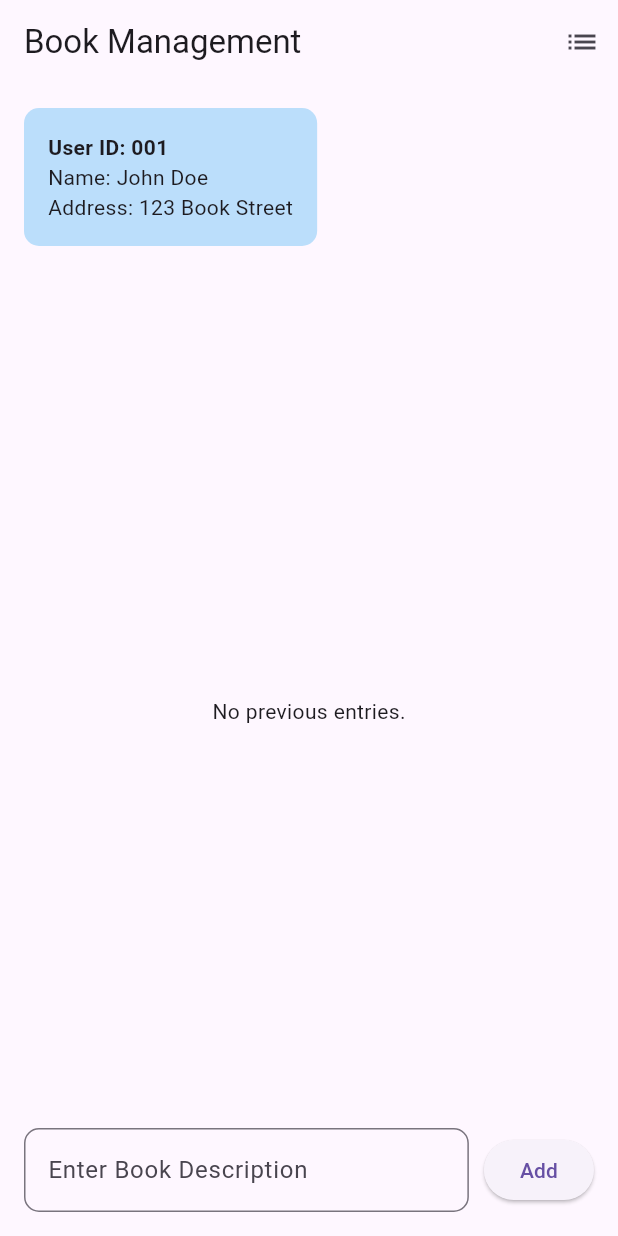
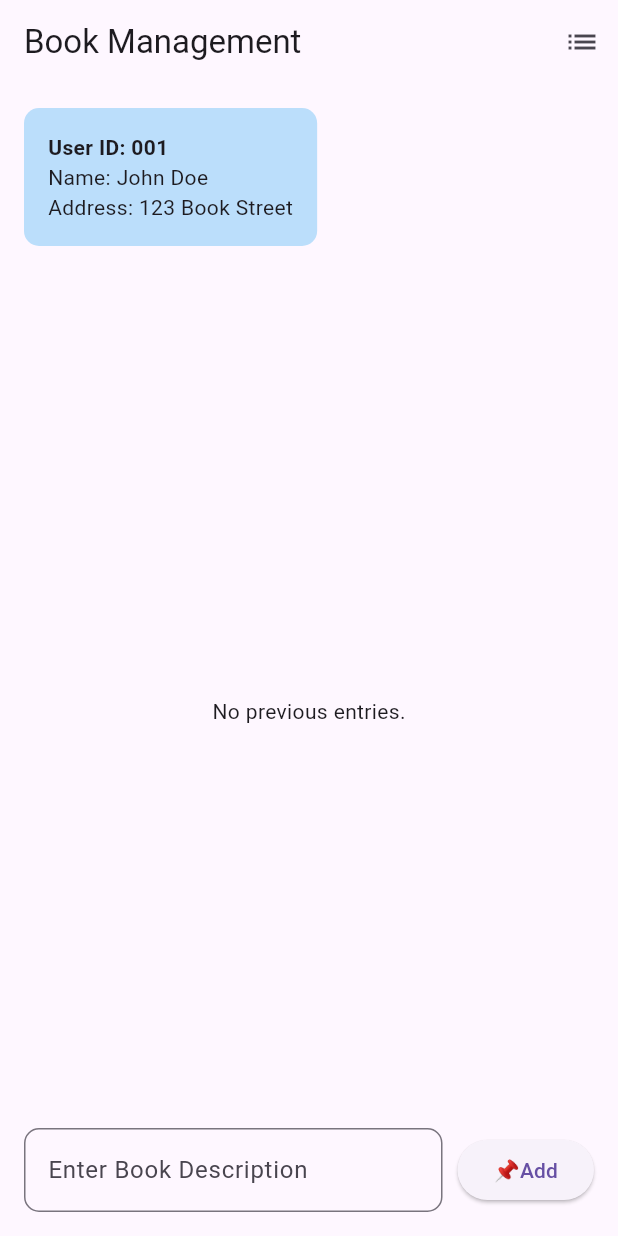
Before and after one commit to Nimdinu-Weerathunga/flutter-mini-book-managment-app, a Flutter app: the screen it shows after launch, on a phone screen of 412 x 824 dp. Run offline on Flutter 3.47's test engine with Material 3 defaults, Android fonts, the phone set to English and light mode, and no system bars.

Commit message:
All are correct

```diff
--- a/lib/home_page.dart
+++ b/lib/home_page.dart
@@ -116,7 +116,7 @@ class _HomePageState extends State<HomePage> {
                 const SizedBox(width: 10),
                 ElevatedButton(
                   onPressed: _addBook,
-                  child: const Text("Add"),
+                  child: const Text("📌Add"),
                 ),
               ],
             ),
```
